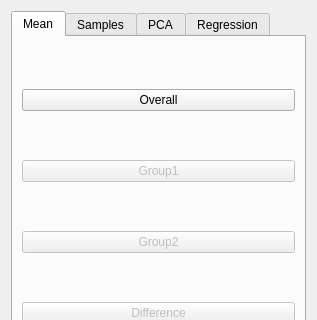
Before: the Qt Designer form Studio/src/Application/Analysis/AnalysisTool.ui in SCIInstitute/ShapeWorks, drawn with Qt 5; both pictures show x 0 to 317 and y 0 to 320 of the 317 by 620 pixel window.
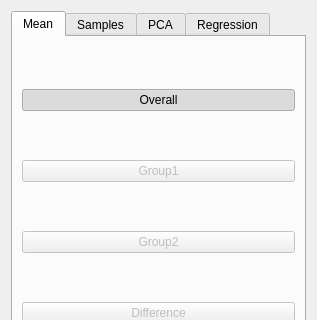
After: the same form once the commit is applied. Custom widgets are drawn as their Qt base class.

What changed in the file:
```diff
--- a/Studio/src/Application/Analysis/AnalysisTool.ui
+++ b/Studio/src/Application/Analysis/AnalysisTool.ui
@@ -308,6 +308,15 @@
          <property name="text">
           <string>Overall</string>
          </property>
+         <property name="checkable">
+          <bool>true</bool>
+         </property>
+         <property name="checked">
+          <bool>true</bool>
+         </property>
+         <property name="autoExclusive">
+          <bool>true</bool>
+         </property>
         </widget>
        </item>
        <item row="1" column="0">
```
Left out of the diff: 18 changed lines with no effect on the pictures.
